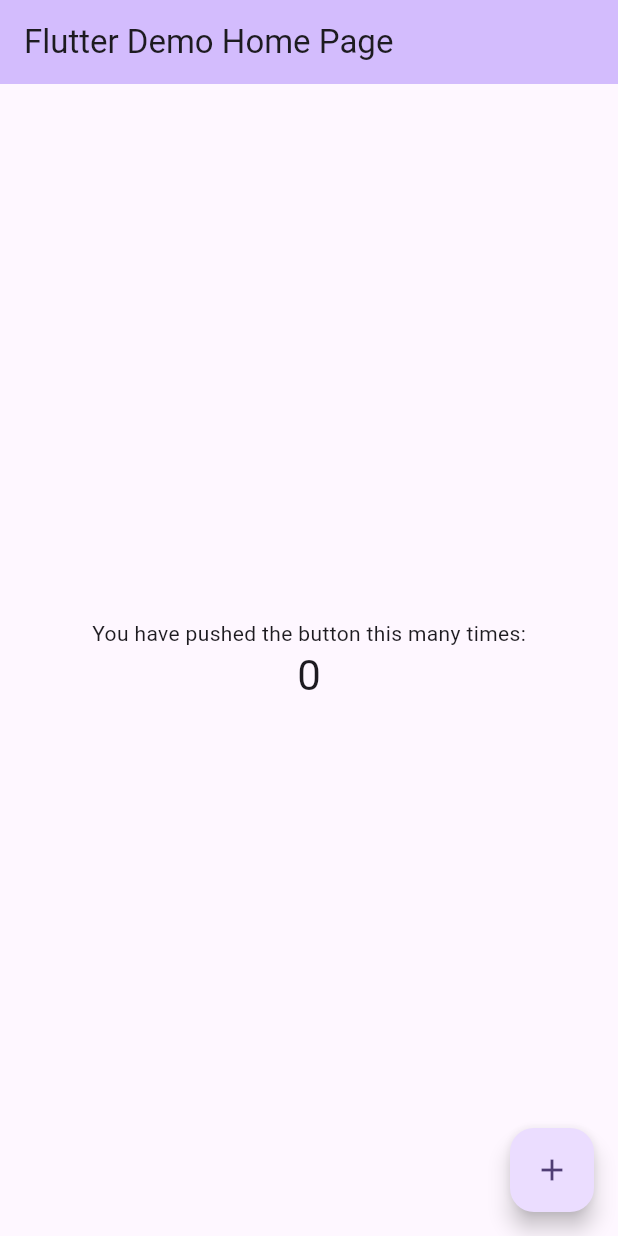
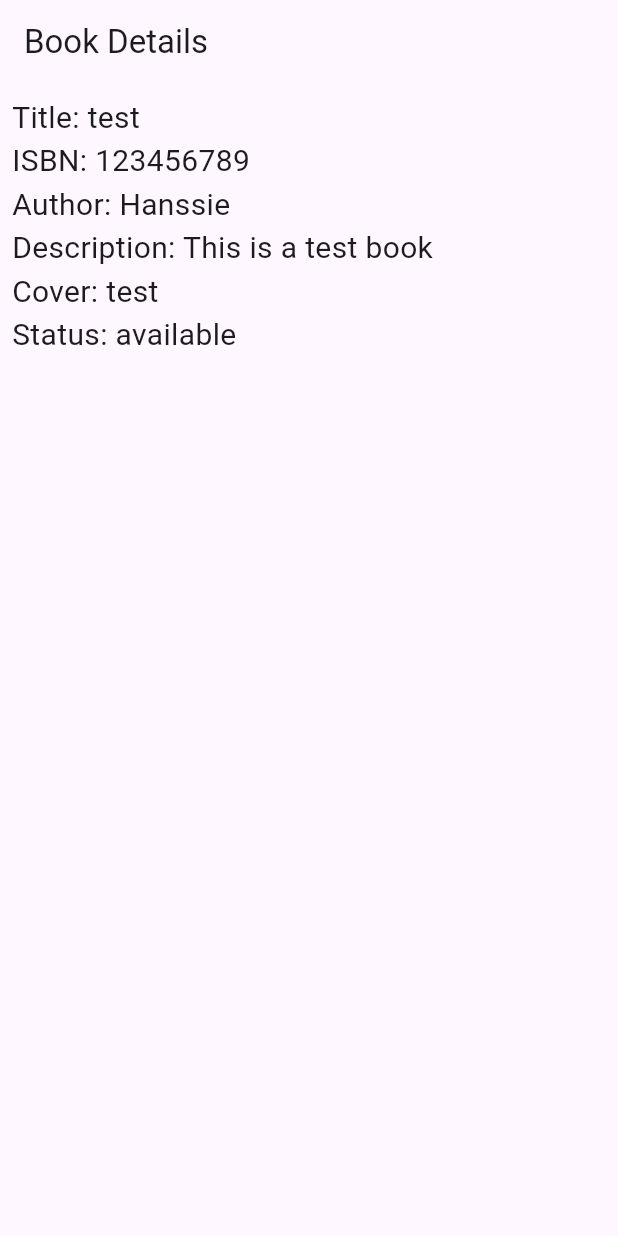
Before and after one commit to YanickdeWit04/L10-Bibl.io-flutter, a Flutter app: the screen it shows after launch, on a phone screen of 412 x 824 dp. Run offline on Flutter 3.47's test engine with Material 3 defaults, Android fonts, the phone set to English and light mode, and no system bars.

Commit message:
show a hard coded book

```diff
--- /dev/null
+++ b/lib/classes/book.dart
@@ -0,0 +1,17 @@
+class Book{
+    String title;
+    String isbn;
+    String author;
+    String discription;
+    String cover;
+    String status;
+
+    Book({
+        required this.title,
+        required this.isbn,
+        required this.author,
+        required this.discription,
+        required this.cover,
+        required this.status
+    });
+}
--- a/lib/main.dart
+++ b/lib/main.dart
@@ -1,7 +1,23 @@
 import 'package:flutter/material.dart';
+import 'classes/book.dart';
 
 void main() {
   runApp(const MyApp());
+  createAndPrintBook();
+}
+Book createAndPrintBook() {
+  Book testbook = Book(
+    title: "test",
+    isbn: "123456789",
+    author: "Hanssie",
+    discription: "This is a test book",
+    cover: "test",
+    status: "available"
+  );
+
+  print('${testbook.title}, ${testbook.isbn}, ${testbook.author}, ${testbook.discription}, ${testbook.cover}, ${testbook.status}');
+
+  return testbook;
 }
 
 class MyApp extends StatelessWidget {
@@ -12,114 +28,36 @@
   Widget build(BuildContext context) {
     return MaterialApp(
       title: 'Flutter Demo',
-      theme: ThemeData(
-        // This is the theme of your application.
-        //
-        // TRY THIS: Try running your application with "flutter run". You'll see
-        // the application has a purple toolbar. Then, without quitting the app,
-        // try changing the seedColor in the colorScheme below to Colors.green
-        // and then invoke "hot reload" (save your changes or press the "hot
-        // reload" button in a Flutter-supported IDE, or press "r" if you used
-        // the command line to start the app).
-        //
-        // Notice that the counter didn't reset back to zero; the application
-        // state is not lost during the reload. To reset the state, use hot
-        // restart instead.
-        //
-        // This works for code too, not just values: Most code changes can be
-        // tested with just a hot reload.
-        colorScheme: ColorScheme.fromSeed(seedColor: Colors.deepPurple),
-        useMaterial3: true,
-      ),
-      home: const MyHomePage(title: 'Flutter Demo Home Page'),
+      home: BookDetails(book: createAndPrintBook()),
     );
   }
 }
 
-class MyHomePage extends StatefulWidget {
-  const MyHomePage({super.key, required this.title});
+class BookDetails extends StatelessWidget {
+  final Book book;
 
-  // This widget is the home page of your application. It is stateful, meaning
-  // that it has a State object (defined below) that contains fields that affect
-  // how it looks.
-
-  // This class is the configuration for the state. It holds the values (in this
-  // case the title) provided by the parent (in this case the App widget) and
-  // used by the build method of the State. Fields in a Widget subclass are
-  // always marked "final".
-
-  final String title;
-
-  @override
-  State<MyHomePage> createState() => _MyHomePageState();
-}
-
-class _MyHomePageState extends State<MyHomePage> {
-  int _counter = 0;
-
-  void _incrementCounter() {
-    setState(() {
-      // This call to setState tells the Flutter framework that something has
-      // changed in this State, which causes it to rerun the build method below
-      // so that the display can reflect the updated values. If we changed
-      // _counter without calling setState(), then the build method would not be
-      // called again, and so nothing would appear to happen.
-      _counter++;
-    });
-  }
+  BookDetails({required this.book});
 
   @override
   Widget build(BuildContext context) {
-    // This method is rerun every time setState is called, for instance as done
-    // by the _incrementCounter method above.
-    //
-    // The Flutter framework has been optimized to make rerunning build methods
-    // fast, so that you can just rebuild anything that needs updating rather
-    // than having to individually change instances of widgets.
     return Scaffold(
       appBar: AppBar(
-        // TRY THIS: Try changing the color here to a specific color (to
-        // Colors.amber, perhaps?) and trigger a hot reload to see the AppBar
-        // change color while the other colors stay the same.
-        backgroundColor: Theme.of(context).colorScheme.inversePrimary,
-        // Here we take the value from the MyHomePage object that was created by
-        // the App.build method, and use it to set our appbar title.
-        title: Text(widget.title),
+        title: Text('Book Details'),
       ),
-      body: Center(
-        // Center is a layout widget. It takes a single child and positions it
-        // in the middle of the parent.
+      body: Padding(
+        padding: const EdgeInsets.all(8.0),
         child: Column(
-          // Column is also a layout widget. It takes a list of children and
-          // arranges them vertically. By default, it sizes itself to fit its
-          // children horizontally, and tries to be as tall as its parent.
-          //
-          // Column has various properties to control how it sizes itself and
-          // how it positions its children. Here we use mainAxisAlignment to
-          // center the children vertically; the main axis here is the vertical
-          // axis because Columns are vertical (the cross axis would be
-          // horizontal).
-          //
-          // TRY THIS: Invoke "debug painting" (choose the "Toggle Debug Paint"
-          // action in the IDE, or press "p" in the console), to see the
-          // wireframe for each widget.
-          mainAxisAlignment: MainAxisAlignment.center,
+          crossAxisAlignment: CrossAxisAlignment.start,
           children: <Widget>[
-            const Text(
-              'You have pushed the button this many times:',
-            ),
-            Text(
-              '$_counter',
-              style: Theme.of(context).textTheme.headlineMedium,
-            ),
+            Text('Title: ${book.title}', style: TextStyle(fontSize: 20)),
+            Text('ISBN: ${book.isbn}', style: TextStyle(fontSize: 20)),
+            Text('Author: ${book.author}', style: TextStyle(fontSize: 20)),
+            Text('Description: ${book.discription}', style: TextStyle(fontSize: 20)),
+            Text('Cover: ${book.cover}', style: TextStyle(fontSize: 20)),
+            Text('Status: ${book.status}', style: TextStyle(fontSize: 20)),
           ],
         ),
       ),
-      floatingActionButton: FloatingActionButton(
-        onPressed: _incrementCounter,
-        tooltip: 'Increment',
-        child: const Icon(Icons.add),
-      ), // This trailing comma makes auto-formatting nicer for build methods.
     );
   }
 }
```
